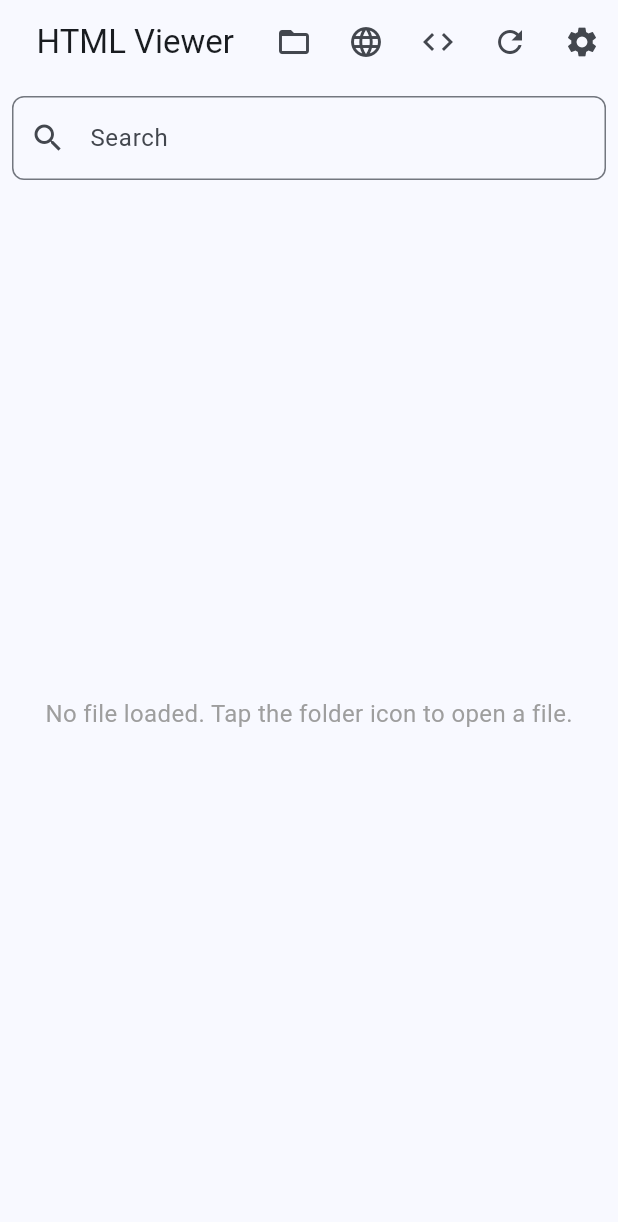
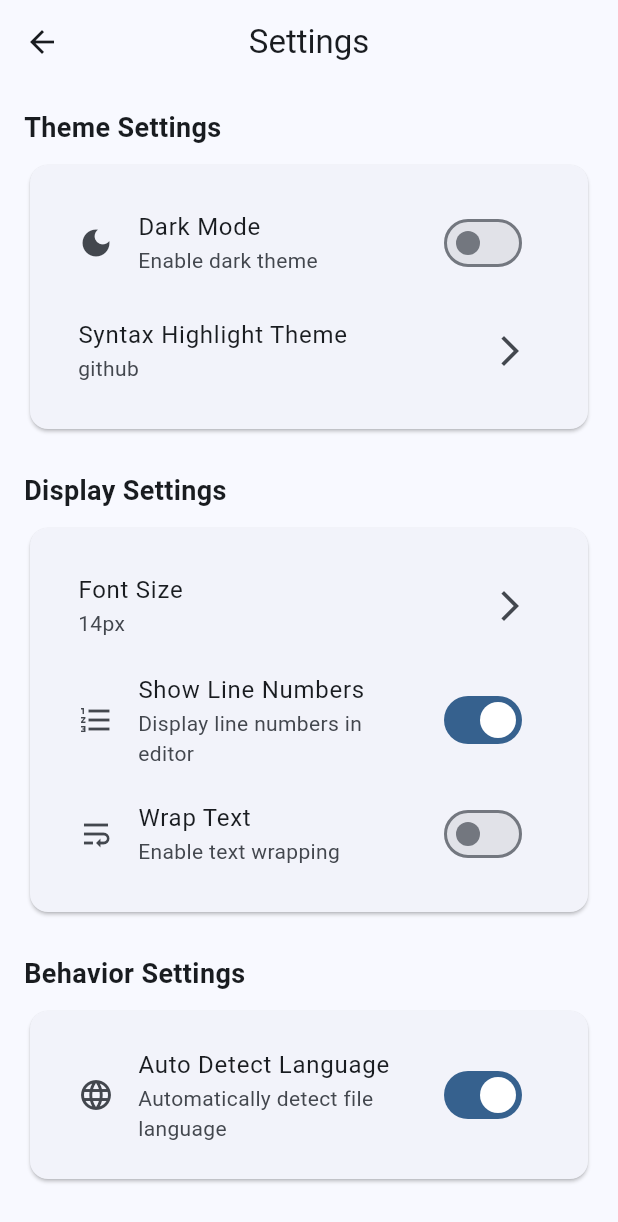
Before and after one commit to woutervanwijk/viewsourcevibe, a Flutter app: the screen it shows after launch, after a tap on the "settings" icon, on a phone screen of 412 x 824 dp. Shown: the top 1222 px of the screen. Run offline on Flutter 3.47's test engine with Material 3 defaults, Android fonts, the phone set to English and light mode, and no system bars; our stand-ins replace file_picker, flutter_highlight.

Commit message:
works quite ok for half an hour of work

```diff
--- a/lib/main.dart
+++ b/lib/main.dart
@@ -2,12 +2,14 @@ import 'package:flutter/material.dart';
 import 'package:provider/provider.dart';
 import 'package:htmlviewer/screens/home_screen.dart';
 import 'package:htmlviewer/services/html_service.dart';
+import 'package:htmlviewer/models/settings.dart';
 
 void main() {
   runApp(
     MultiProvider(
       providers: [
         ChangeNotifierProvider(create: (_) => HtmlService()),
+        ChangeNotifierProvider(create: (_) => AppSettings()),
       ],
       child: const MyApp(),
     ),
--- /dev/null
+++ b/lib/models/settings.dart
@@ -0,0 +1,92 @@
+import 'package:flutter/material.dart';
+
+class AppSettings with ChangeNotifier {
+  // Theme settings
+  bool _darkMode = false;
+  String _themeName = 'github';
+
+  // Display settings
+  double _fontSize = 14.0;
+  bool _showLineNumbers = true;
+
+  // Behavior settings
+  bool _wrapText = false;
+  bool _autoDetectLanguage = true;
+
+  // Getters
+  bool get darkMode => _darkMode;
+  String get themeName => _themeName;
+  double get fontSize => _fontSize;
+  bool get showLineNumbers => _showLineNumbers;
+  bool get wrapText => _wrapText;
+  bool get autoDetectLanguage => _autoDetectLanguage;
+
+  // Setters with notification
+  set darkMode(bool value) {
+    if (_darkMode != value) {
+      _darkMode = value;
+      notifyListeners();
+    }
+  }
+
+  set themeName(String value) {
+    if (_themeName != value) {
+      _themeName = value;
+      notifyListeners();
+    }
+  }
+
+  set fontSize(double value) {
+    if (_fontSize != value) {
+      _fontSize = value;
+      notifyListeners();
+    }
+  }
+
+  set showLineNumbers(bool value) {
+    if (_showLineNumbers != value) {
+      _showLineNumbers = value;
+      notifyListeners();
+    }
+  }
+
+  set wrapText(bool value) {
+    if (_wrapText != value) {
+      _wrapText = value;
+      notifyListeners();
+    }
+  }
+
+  set autoDetectLanguage(bool value) {
+    if (_autoDetectLanguage != value) {
+      _autoDetectLanguage = value;
+      notifyListeners();
+    }
+  }
+
+  // Reset to defaults
+  void resetToDefaults() {
+    _darkMode = false;
+    _themeName = 'github';
+    _fontSize = 14.0;
+    _showLineNumbers = true;
+    _wrapText = false;
+    _autoDetectLanguage = true;
+    notifyListeners();
+  }
+
+  // Available themes
+  static List<String> get availableThemes => [
+    'github',
+    'androidstudio',
+    'atom-one-dark',
+    'vs2015',
+    'solarized-light',
+    'monokai-sublime',
+  ];
+
+  // Available font sizes
+  static List<double> get availableFontSizes => [
+    12.0, 14.0, 16.0, 18.0, 20.0
+  ];
+}
--- /dev/null
+++ b/lib/screens/settings_screen.dart
@@ -0,0 +1,208 @@
+import 'package:flutter/material.dart';
+import 'package:provider/provider.dart';
+import 'package:htmlviewer/models/settings.dart';
+
+class SettingsScreen extends StatelessWidget {
+  const SettingsScreen({super.key});
+
+  @override
+  Widget build(BuildContext context) {
+    final settings = Provider.of<AppSettings>(context);
+
+    return Scaffold(
+      appBar: AppBar(
+        title: const Text('Settings'),
+      ),
+      body: SingleChildScrollView(
+        child: Padding(
+          padding: const EdgeInsets.all(16.0),
+          child: Column(
+            crossAxisAlignment: CrossAxisAlignment.start,
+            children: [
+              // Theme Settings Section
+              const Text(
+                'Theme Settings',
+                style: TextStyle(fontSize: 18, fontWeight: FontWeight.bold),
+              ),
+              const SizedBox(height: 8),
+
+              Card(
+                child: Padding(
+                  padding: const EdgeInsets.all(16.0),
+                  child: Column(
+                    children: [
+                      // Dark Mode Toggle
+                      SwitchListTile(
+                        title: const Text('Dark Mode'),
+                        subtitle: const Text('Enable dark theme'),
+                        value: settings.darkMode,
+                        onChanged: (value) => settings.darkMode = value,
+                        secondary: const Icon(Icons.dark_mode),
+                      ),
+
+                      // Theme Selection
+                      ListTile(
+                        title: const Text('Syntax Highlight Theme'),
+                        subtitle: Text(settings.themeName),
+                        trailing: const Icon(Icons.arrow_forward_ios),
+                        onTap: () => _showThemeDialog(context, settings),
+                      ),
+                    ],
+                  ),
+                ),
+              ),
+
+              const SizedBox(height: 24),
+
+              // Display Settings Section
+              const Text(
+                'Display Settings',
+                style: TextStyle(fontSize: 18, fontWeight: FontWeight.bold),
+              ),
+              const SizedBox(height: 8),
+
+              Card(
+                child: Padding(
+                  padding: const EdgeInsets.all(16.0),
+                  child: Column(
+                    children: [
+                      // Font Size
+                      ListTile(
+                        title: const Text('Font Size'),
+                        subtitle: Text('${settings.fontSize.toInt()}px'),
+                        trailing: const Icon(Icons.arrow_forward_ios),
+                        onTap: () => _showFontSizeDialog(context, settings),
+                      ),
+
+                      // Line Numbers Toggle
+                      SwitchListTile(
+                        title: const Text('Show Line Numbers'),
+                        subtitle: const Text('Display line numbers in editor'),
+                        value: settings.showLineNumbers,
+                        onChanged: (value) => settings.showLineNumbers = value,
+                        secondary: const Icon(Icons.format_list_numbered),
+                      ),
+
+                      // Text Wrap Toggle
+                      SwitchListTile(
+                        title: const Text('Wrap Text'),
+                        subtitle: const Text('Enable text wrapping'),
+                        value: settings.wrapText,
+                        onChanged: (value) => settings.wrapText = value,
+                        secondary: const Icon(Icons.wrap_text),
+                      ),
+                    ],
+                  ),
+                ),
+              ),
+
+              const SizedBox(height: 24),
+
+              // Behavior Settings Section
+              const Text(
+                'Behavior Settings',
+                style: TextStyle(fontSize: 18, fontWeight: FontWeight.bold),
+              ),
+              const SizedBox(height: 8),
+
+              Card(
+                child: Padding(
+                  padding: const EdgeInsets.all(16.0),
+                  child: SwitchListTile(
+                    title: const Text('Auto Detect Language'),
+                    subtitle: const Text('Automatically detect file language'),
+                    value: settings.autoDetectLanguage,
+                    onChanged: (value) => settings.autoDetectLanguage = value,
+                    secondary: const Icon(Icons.language),
+                  ),
+                ),
+              ),
+
+              const SizedBox(height: 32),
+
+              // Reset and Close Buttons
+              Center(
+                child: Row(
+                  mainAxisAlignment: MainAxisAlignment.center,
+                  children: [
+                    OutlinedButton(
+                      onPressed: () => settings.resetToDefaults(),
+                      child: const Text('Reset to Defaults'),
+                    ),
+                    const SizedBox(width: 16),
+                    ElevatedButton(
+                      onPressed: () => Navigator.of(context).pop(),
+                      child: const Text('Close'),
+                    ),
+                  ],
+                ),
+              ),
+            ],
+          ),
+        ),
+      ),
+    );
+  }
+
+  void _showThemeDialog(BuildContext context, AppSettings settings) {
+    showDialog(
+      context: context,
+      builder: (context) => AlertDialog(
+        title: const Text('Select Theme'),
+        content: SingleChildScrollView(
+          child: Column(
+            children: AppSettings.availableThemes.map((theme) =>
+              ListTile(
+                title: Text(theme),
+                trailing: settings.themeName == theme
+                    ? const Icon(Icons.check, color: Colors.blue)
+                    : null,
+                onTap: () {
+                  settings.themeName = theme;
+                  Navigator.of(context).pop();
+                },
+              )
+            ).toList(),
+          ),
+        ),
+        actions: [
+          TextButton(
+            onPressed: () => Navigator.of(context).pop(),
+            child: const Text('Cancel'),
+          ),
+        ],
+      ),
+    );
+  }
+
+  void _showFontSizeDialog(BuildContext context, AppSettings settings) {
+    showDialog(
+      context: context,
+      builder: (context) => AlertDialog(
+        title: const Text('Select Font Size'),
+        content: SingleChildScrollView(
+          child: Column(
+            children: AppSettings.availableFontSizes.map((size) =>
+              ListTile(
+                title: Text('${size.toInt()}px'),
+                trailing: settings.fontSize == size
+                    ? const Icon(Icons.check, color: Colors.blue)
+                    : null,
+                onTap: () {
+                  settings.fontSize = size;
+                  Navigator.of(context).pop();
+                },
+              )
+            ).toList(),
+          ),
+        ),
+        actions: [
+          TextButton(
+            onPressed: () => Navigator.of(context).pop(),
+            child: const Text('Cancel'),
+          ),
+        ],
+      ),
+    );
+  }
+}
--- a/lib/services/html_service.dart
+++ b/lib/services/html_service.dart
@@ -121,11 +121,11 @@ class HtmlService with ChangeNotifier {
          : 'html'; // Default
   }
 
-  Widget buildHighlightedText(String content, String extension) => HighlightView(
+  Widget buildHighlightedText(String content, String extension, {double fontSize = 14.0, String themeName = 'github'}) => HighlightView(
     content,
     language: getLanguageForExtension(extension),
-    theme: githubTheme,
+    theme: githubTheme, // Using default theme for now
     padding: const EdgeInsets.all(12),
-    textStyle: const TextStyle(fontSize: 14),
+    textStyle: TextStyle(fontSize: fontSize),
   );
 }
--- a/lib/widgets/file_viewer.dart
+++ b/lib/widgets/file_viewer.dart
@@ -2,6 +2,7 @@ import 'package:flutter/material.dart';
 import 'package:provider/provider.dart';
 import 'package:htmlviewer/services/html_service.dart';
 import 'package:htmlviewer/models/html_file.dart';
+import 'package:htmlviewer/models/settings.dart';
 
 class FileViewer extends StatelessWidget {
   final HtmlFile file;
@@ -11,6 +12,7 @@ class FileViewer extends StatelessWidget {
   @override
   Widget build(BuildContext context) {
     final htmlService = Provider.of<HtmlService>(context);
+    final settings = Provider.of<AppSettings>(context);
     final searchResults = htmlService.searchResults;
     final currentIndex = htmlService.currentSearchIndex;
 
@@ -80,7 +82,8 @@ class FileViewer extends StatelessWidget {
           child: Row(
             crossAxisAlignment: CrossAxisAlignment.start,
             children: [
-              // Line numbers (compact)
+              // Line numbers (compact, controlled by settings)
+              if (settings.showLineNumbers)
                 SizedBox(
                   width: 50,
                   child: SingleChildScrollView(
@@ -111,6 +114,8 @@ class FileViewer extends StatelessWidget {
                       child: htmlService.buildHighlightedText(
                         file.content,
                         file.extension,
+                        fontSize: settings.fontSize,
+                        themeName: settings.themeName,
                       ),
                     ),
 
@@ -168,7 +173,7 @@ class SearchHighlightPainter extends CustomPainter {
           final rect = Rect.fromLTWH(0, i * 20.0, size.width, 20);
 
           final paint = Paint()
-            ..color = Colors.yellow.withOpacity(0.3)
+            ..color = Colors.yellow.withAlpha(77) // Use withAlpha instead of withOpacity
             ..style = PaintingStyle.fill;
 
           canvas.drawRect(rect, paint);
--- a/lib/widgets/toolbar.dart
+++ b/lib/widgets/toolbar.dart
@@ -5,11 +5,13 @@ import 'package:file_picker/file_picker.dart';
 import 'package:htmlviewer/models/html_file.dart';
 import 'package:htmlviewer/utils/file_utils.dart';
 import 'package:htmlviewer/widgets/url_dialog.dart';
+import 'package:htmlviewer/screens/settings_screen.dart';
 
 class Toolbar extends StatelessWidget {
   const Toolbar({super.key});
 
   Future<void> _pickFile(BuildContext context) async {
+    final navigatorContext = context;
     try {
       FilePickerResult? result = await FilePicker.platform.pickFiles(
         type: FileType.custom,
@@ -28,24 +30,33 @@ class Toolbar extends StatelessWidget {
           size: file.size,
         );
 
-        Provider.of<HtmlService>(context, listen: false).loadFile(htmlFile);
+        Provider.of<HtmlService>(navigatorContext, listen: false).loadFile(htmlFile);
       }
     } catch (e) {
-      ScaffoldMessenger.of(context).showSnackBar(
+      ScaffoldMessenger.of(navigatorContext).showSnackBar(
         SnackBar(content: Text('Error loading file: $e')),
       );
     }
   }
 
   Future<void> _loadSampleFile(BuildContext context, String filename) async {
+    final navigatorContext = context;
     try {
       final htmlFile = await FileUtils.loadSampleFile(filename);
-      Provider.of<HtmlService>(context, listen: false).loadFile(htmlFile);
+      Provider.of<HtmlService>(navigatorContext, listen: false).loadFile(htmlFile);
     } catch (e) {
-      ScaffoldMessenger.of(context).showSnackBar(
+      ScaffoldMessenger.of(navigatorContext).showSnackBar(
         SnackBar(content: Text('Error loading sample file: $e')),
       );
     }
+  }
+
+  void _showSettingsScreen(BuildContext context) {
+    Navigator.of(context).push(
+      MaterialPageRoute(
+        builder: (context) => const SettingsScreen(),
+      ),
+    );
   }
 
   void _showSampleFilesMenu(BuildContext context) {
@@ -104,9 +115,7 @@ class Toolbar extends StatelessWidget {
         IconButton(
           icon: const Icon(Icons.settings),
           tooltip: 'Settings',
-          onPressed: () {
-            // TODO: Implement settings
-          },
+          onPressed: () => _showSettingsScreen(context),
         ),
       ],
     );
```
Also changed, not shown: 6 other files. Lines whose indentation alone changed are shown as unchanged.
